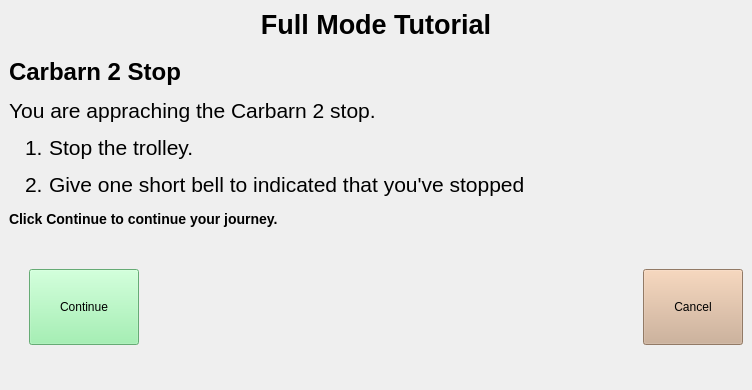
First picture: the form in full.5.ui, repository oualline/trolley.sim, before the edit.
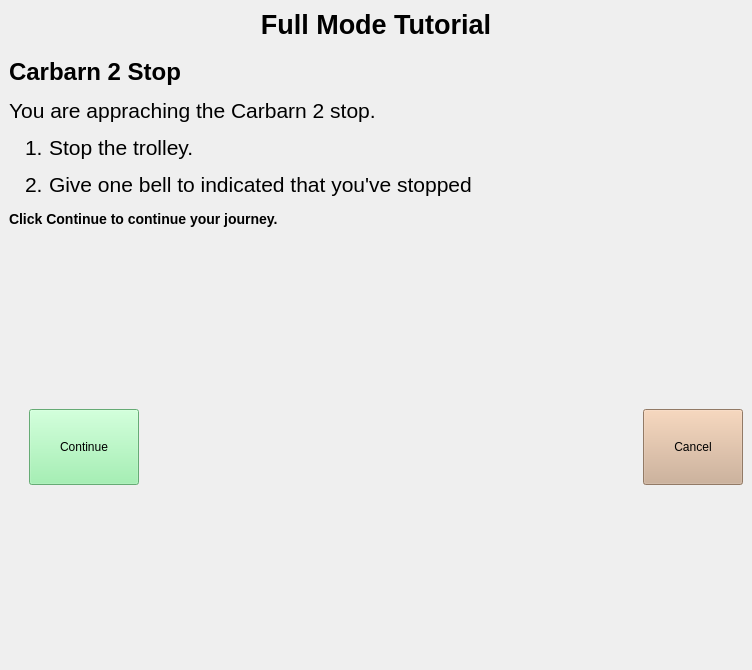
Second picture: the form after the edit. Icons and pictures are not drawn.

```diff
--- a/full.5.ui
+++ b/full.5.ui
@@ -10,7 +10,7 @@
     <x>0</x>
     <y>0</y>
     <width>752</width>
-    <height>390</height>
+    <height>670</height>
    </rect>
   </property>
   <property name="windowTitle">
@@ -26,13 +26,14 @@
          <string>&lt;!DOCTYPE HTML PUBLIC &quot;-//W3C//DTD HTML 4.0//EN&quot; &quot;http://www.w3.org/TR/REC-html40/strict.dtd&quot;&gt;
 &lt;html&gt;&lt;head&gt;&lt;meta name=&quot;qrichtext&quot; content=&quot;1&quot; /&gt;&lt;style type=&quot;text/css&quot;&gt;
 p, li { white-space: pre-wrap; }
-&lt;/style&gt;&lt;/head&gt;&lt;body style=&quot; font-family:'Ubuntu'; font-size:16pt; font-weight:400; font-style:normal;&quot;&gt;
+&lt;/style&gt;&lt;/head&gt;&lt;body style=&quot; font-family:'Ubuntu'; font-size:10pt; font-weight:400; font-style:normal;&quot;&gt;
 &lt;p align=&quot;center&quot; style=&quot; margin-top:12px; margin-bottom:12px; margin-left:0px; margin-right:0px; -qt-block-indent:0; text-indent:0px;&quot;&gt;&lt;span style=&quot; font-size:20pt; font-weight:600;&quot;&gt;Full Mode Tutorial&lt;/span&gt;&lt;/p&gt;
-&lt;h1 style=&quot; margin-top:18px; margin-bottom:12px; margin-left:0px; margin-right:0px; -qt-block-indent:0; text-indent:0px;&quot;&gt;&lt;span style=&quot; font-size:xx-large; font-weight:600;&quot;&gt;Carbarn 2 Stop&lt;/span&gt;&lt;/h1&gt;
-&lt;p style=&quot; margin-top:12px; margin-bottom:12px; margin-left:0px; margin-right:0px; -qt-block-indent:0; text-indent:0px;&quot;&gt;You are appraching the Carbarn 2 stop.  &lt;/p&gt;
-&lt;ol style=&quot;margin-top: 0px; margin-bottom: 0px; margin-left: 0px; margin-right: 0px; -qt-list-indent: 1;&quot;&gt;&lt;li style=&quot;&quot; style=&quot; margin-top:0px; margin-bottom:12px; margin-left:0px; margin-right:0px; -qt-block-indent:0; text-indent:0px;&quot;&gt;Stop the trolley.&lt;/li&gt;
-&lt;li style=&quot;&quot; style=&quot; margin-top:0px; margin-bottom:12px; margin-left:0px; margin-right:0px; -qt-block-indent:0; text-indent:0px;&quot;&gt;Give one short bell to indicated that you've stopped&lt;/li&gt;&lt;/ol&gt;
-&lt;h3 style=&quot; margin-top:14px; margin-bottom:12px; margin-left:0px; margin-right:0px; -qt-block-indent:0; text-indent:0px;&quot;&gt;&lt;span style=&quot; font-size:large; font-weight:600;&quot;&gt;Click Continue to continue your journey.&lt;/span&gt;&lt;/h3&gt;&lt;/body&gt;&lt;/html&gt;</string>
+&lt;h1 style=&quot; margin-top:18px; margin-bottom:12px; margin-left:0px; margin-right:0px; -qt-block-indent:0; text-indent:0px;&quot;&gt;&lt;span style=&quot; font-size:16pt; font-weight:600;&quot;&gt;Carbarn 2 Stop&lt;/span&gt;&lt;/h1&gt;
+&lt;p style=&quot; margin-top:12px; margin-bottom:12px; margin-left:0px; margin-right:0px; -qt-block-indent:0; text-indent:0px;&quot;&gt;&lt;span style=&quot; font-size:16pt;&quot;&gt;You are appraching the Carbarn 2 stop.  &lt;/span&gt;&lt;/p&gt;
+&lt;ol style=&quot;margin-top: 0px; margin-bottom: 0px; margin-left: 0px; margin-right: 0px; -qt-list-indent: 1;&quot;&gt;&lt;li style=&quot; font-size:16pt;&quot; style=&quot; margin-top:0px; margin-bottom:12px; margin-left:0px; margin-right:0px; -qt-block-indent:0; text-indent:0px;&quot;&gt;Stop the trolley.&lt;/li&gt;
+&lt;li style=&quot; font-size:16pt;&quot; style=&quot; margin-top:0px; margin-bottom:12px; margin-left:0px; margin-right:0px; -qt-block-indent:0; text-indent:0px;&quot;&gt;Give one bell to indicated that you've stopped&lt;/li&gt;&lt;/ol&gt;
+&lt;p style=&quot; margin-top:12px; margin-bottom:12px; margin-left:0px; margin-right:0px; -qt-block-indent:0; text-indent:0px;&quot;&gt;&lt;img src=&quot;image/full.5.png&quot; height=&quot;300&quot; /&gt;&lt;/p&gt;
+&lt;h3 style=&quot; margin-top:14px; margin-bottom:12px; margin-left:0px; margin-right:0px; -qt-block-indent:0; text-indent:0px;&quot;&gt;&lt;span style=&quot; font-size:16pt; font-weight:600;&quot;&gt;Click Continue to continue your journey.&lt;/span&gt;&lt;/h3&gt;&lt;/body&gt;&lt;/html&gt;</string>
         </property>
         <property name="wordWrap">
          <bool>true</bool>
```
